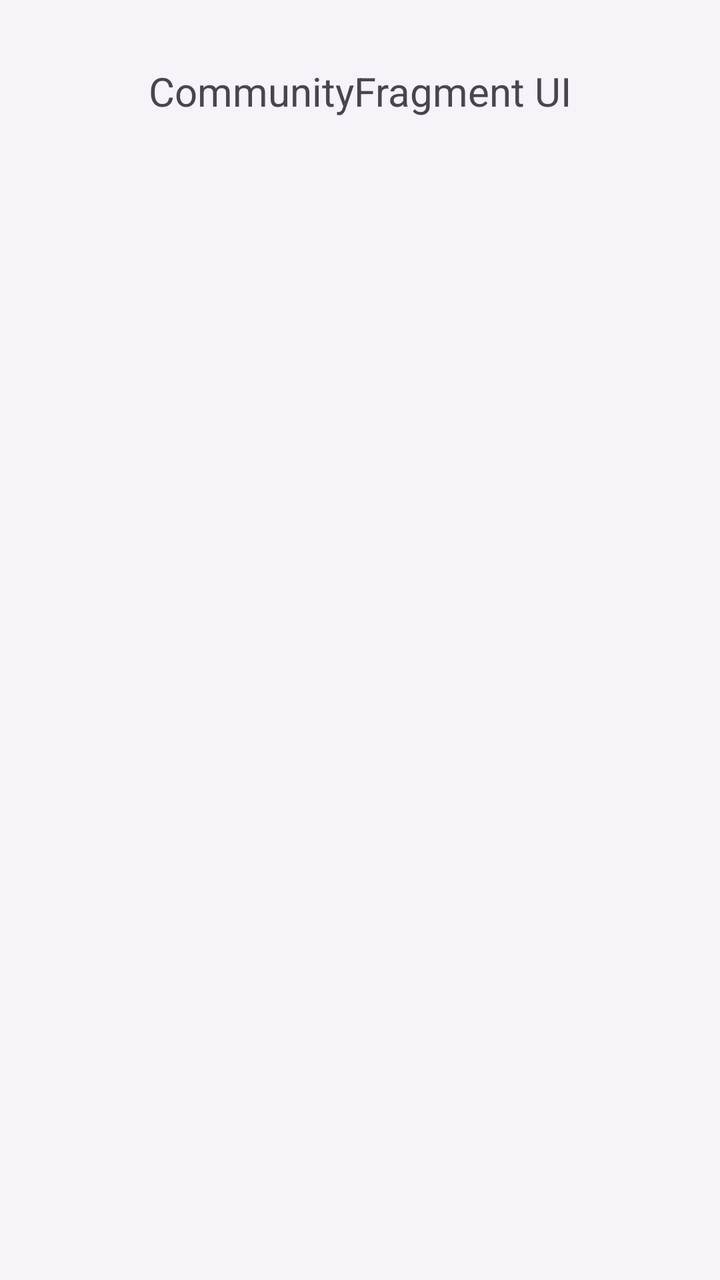
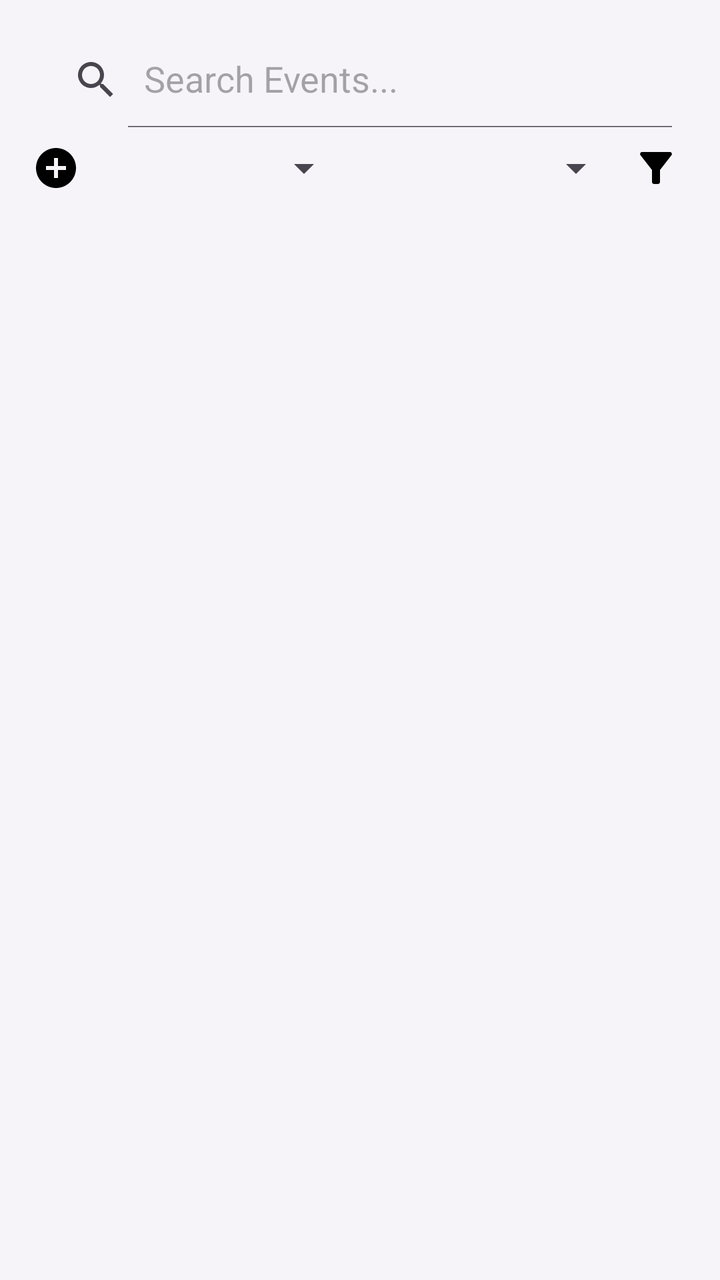

Two renders of the same Android screen: before a commit and after it. Below are the layout's source before the change and the commit's diff.
<!-- AndroidManifest.xml: application theme Theme.FureverHome -->
<!-- res/layout/fragment_community.xml -->
<?xml version="1.0" encoding="utf-8"?>
<androidx.constraintlayout.widget.ConstraintLayout 
    xmlns:android="http://schemas.android.com/apk/res/android"
    xmlns:app="http://schemas.android.com/apk/res-auto"
    android:layout_width="match_parent"
    android:layout_height="match_parent">

    <TextView
        android:id="@+id/shelterDashboardHeader"
        android:layout_width="wrap_content"
        android:layout_height="wrap_content"
        android:text="CommunityFragment UI"
        android:textSize="20sp"
        app:layout_constraintTop_toTopOf="parent"
        app:layout_constraintStart_toStartOf="parent"
        app:layout_constraintEnd_toEndOf="parent"
        android:layout_marginTop="32dp" />
</androidx.constraintlayout.widget.ConstraintLayout>
<!-- resources referenced by this layout -->
<resources>
  <style name="Theme.FureverHome" parent="Theme.Material3.DayNight.NoActionBar">
          <item name="colorPrimary">@color/md_theme_light_primary</item>
          <item name="colorOnPrimary">@color/md_theme_light_onPrimary</item>
  
          <item name="colorSecondary">@color/md_theme_light_secondary</item>
          <item name="colorOnSecondary">@color/md_theme_light_onSecondary</item>
  
          <item name="android:windowBackground">@color/md_theme_light_background</item>
          <item name="colorOnBackground">@color/md_theme_light_onBackground</item>
  
          <item name="colorSurface">@color/md_theme_light_surface</item>
          <item name="colorOnSurface">@color/md_theme_light_onSurface</item>
  
          <item name="colorError">@color/md_theme_light_error</item>
          <item name="colorOnError">@color/md_theme_light_onError</item>
  
          <item name="colorOutline">@color/md_theme_light_outline</item>
          <item name="colorControlActivated">@color/md_theme_light_primary</item>
          <item name="bottomNavigationStyle">@style/CustomBottomNav</item>
  
      </style>
  <color name="md_theme_light_primary">#B8A5C9</color>
  <color name="md_theme_light_onPrimary">#FFFFFF</color>
  <color name="md_theme_light_secondary">#CBBCCF</color>
  <color name="md_theme_light_onSecondary">#403843</color>
  <color name="md_theme_light_background">#F6F4F9</color>
  <color name="md_theme_light_onBackground">#2D2B30</color>
  <color name="md_theme_light_surface">#EDE9F2</color>
  <color name="md_theme_light_onSurface">#332F37</color>
  <color name="md_theme_light_error">#DDA6A1</color>
  <color name="md_theme_light_onError">#FFFFFF</color>
  <color name="md_theme_light_outline">#A89AB3</color>
  <style name="CustomBottomNav" parent="Widget.Material3.BottomNavigationView">
           <item name="android:background">@color/md_theme_light_surface</item>
           <item name="android:itemBackground">@color/md_theme_light_primary</item>
       </style>
</resources>

<!-- the commit's change to res/layout/fragment_community.xml (unified diff, before → after) -->
@@ -1,18 +1,75 @@
 <?xml version="1.0" encoding="utf-8"?>
-<androidx.constraintlayout.widget.ConstraintLayout 
+<androidx.constraintlayout.widget.ConstraintLayout
     xmlns:android="http://schemas.android.com/apk/res/android"
     xmlns:app="http://schemas.android.com/apk/res-auto"
     android:layout_width="match_parent"
-    android:layout_height="match_parent">
+    android:layout_height="match_parent"
+    android:padding="16dp">
 
-    <TextView
-        android:id="@+id/shelterDashboardHeader"
-        android:layout_width="wrap_content"
+    
+    <androidx.appcompat.widget.SearchView
+        android:id="@+id/searchView"
+        android:layout_width="match_parent"
         android:layout_height="wrap_content"
-        android:text="CommunityFragment UI"
-        android:textSize="20sp"
+        app:queryHint="Search Events..."
+        app:iconifiedByDefault="false"
         app:layout_constraintTop_toTopOf="parent"
         app:layout_constraintStart_toStartOf="parent"
-        app:layout_constraintEnd_toEndOf="parent"
-        android:layout_marginTop="32dp" />
+        app:layout_constraintEnd_toEndOf="parent"/>
+
+    
+    <LinearLayout
+        android:id="@+id/filterLayout"
+        android:layout_width="0dp"
+        android:layout_height="wrap_content"
+        android:orientation="horizontal"
+        android:gravity="center"
+        android:layout_marginTop="8dp"
+        android:layout_marginBottom="8dp"
+        app:layout_constraintTop_toBottomOf="@id/searchView"
+        app:layout_constraintStart_toStartOf="parent"
+        app:layout_constraintEnd_toEndOf="parent">
+
+        <ImageButton
+            android:id="@+id/generateButton"
+            android:layout_width="wrap_content"
+            android:layout_height="wrap_content"
+            android:src="@drawable/baseline_add_circle_24"
+            android:background="?attr/selectableItemBackgroundBorderless"/>
+
+
+
+        <Spinner
+            android:id="@+id/spinnerDistance"
+            android:layout_width="0dp"
+            android:layout_height="wrap_content"
+            android:layout_weight="1" />
+
+        <Spinner
+            android:id="@+id/spinnerPostingDate"
+            android:layout_width="0dp"
+            android:layout_weight="1"
+            android:layout_height="wrap_content" />
+
+        <ImageButton
+            android:id="@+id/filterButton"
+            android:layout_width="wrap_content"
+            android:layout_height="wrap_content"
+            android:src="@drawable/ic_filter"
+            android:background="?attr/selectableItemBackgroundBorderless"
+            android:contentDescription="@string/open_filter_dialog"
+            android:layout_marginStart="4dp"
+            android:layout_marginEnd="4dp" />
+    </LinearLayout>
+
+    
+    <androidx.recyclerview.widget.RecyclerView
+        android:id="@+id/discussionTasksRecycler"
+        android:layout_width="0dp"
+        android:layout_height="0dp"
+        app:layout_constraintTop_toBottomOf="@id/filterLayout"
+        app:layout_constraintBottom_toBottomOf="parent"
+        app:layout_constraintStart_toStartOf="parent"
+        app:layout_constraintEnd_toEndOf="parent" />
+
 </androidx.constraintlayout.widget.ConstraintLayout>
<!-- resource entries referenced after the edit -->
@@ -1,5 +1,18 @@
 <!-- resources referenced by this layout -->
 <resources>
+  <!-- drawable baseline_add_circle_24 (drawable) -->
+  <vector xmlns:android="http://schemas.android.com/apk/res/android" android:height="24dp" android:tint="#000000" android:viewportHeight="24" android:viewportWidth="24" android:width="24dp">
+        
+      <path android:fillColor="@android:color/white" android:pathData="M12,2C6.48,2 2,6.48 2,12s4.48,10 10,10 10,-4.48 10,-10S17.52,2 12,2zM17,13h-4v4h-2v-4L7,13v-2h4L11,7h2v4h4v2z"/>
+      
+  </vector>
+  <!-- drawable ic_filter (drawable) -->
+  <vector xmlns:android="http://schemas.android.com/apk/res/android" android:height="24dp" android:tint="#000000" android:viewportHeight="24" android:viewportWidth="24" android:width="24dp">
+        
+      <path android:fillColor="@android:color/white" android:pathData="M4.25,5.61C6.27,8.2 10,13 10,13v6c0,0.55 0.45,1 1,1h2c0.55,0 1,-0.45 1,-1v-6c0,0 3.72,-4.8 5.74,-7.39C20.25,4.95 19.78,4 18.95,4H5.04C4.21,4 3.74,4.95 4.25,5.61z"/>
+      
+  </vector>
+  <string name="open_filter_dialog">Open Filter Dialog</string>
   <style name="Theme.FureverHome" parent="Theme.Material3.DayNight.NoActionBar">
           <item name="colorPrimary">@color/md_theme_light_primary</item>
           <item name="colorOnPrimary">@color/md_theme_light_onPrimary</item>
